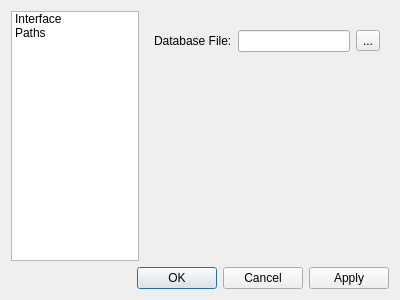
Above: src/Pretzel/ui/dialogs/preferencesdialog/preferencesdialog.ui from iwoithe/Pretzel before the change. Below: the same form after it.
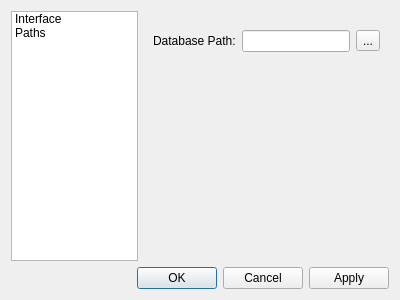
That is the form after the change. The open tabs and pages were chosen to show the change.

Commit message: Add an option to set the path to the database

Patch:
```diff
--- a/src/Pretzel/ui/dialogs/preferencesdialog/preferencesdialog.ui
+++ b/src/Pretzel/ui/dialogs/preferencesdialog/preferencesdialog.ui
@@ -126,7 +126,7 @@
               </sizepolicy>
              </property>
              <property name="text">
-              <string>Database File:</string>
+              <string>Database Path:</string>
              </property>
             </widget>
            </item>
```
Left out of the diff: 8 changed lines with no effect on the pictures. The commit also changes 8 other files.
